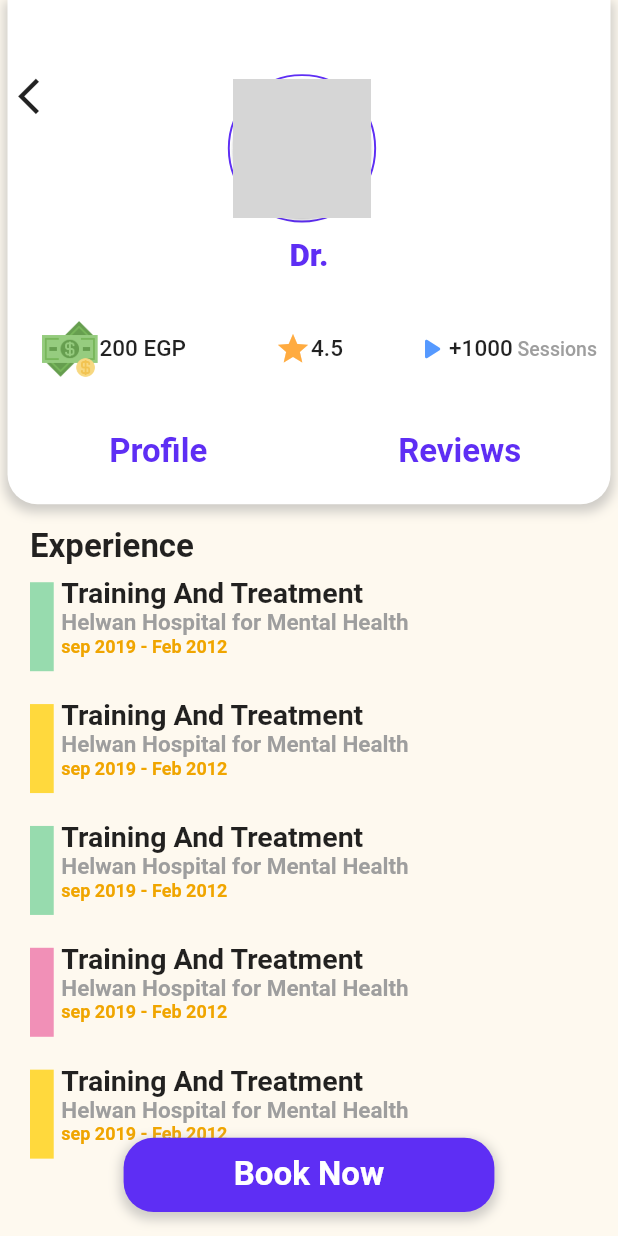
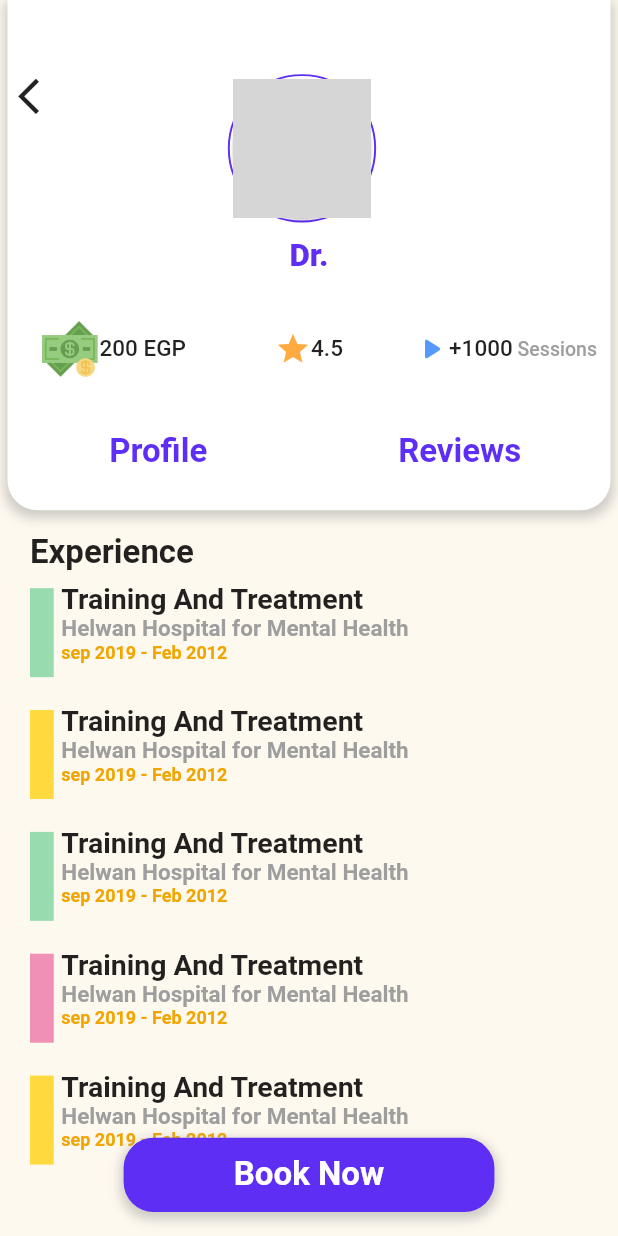
Before and after one commit to ibrahim-atef/psychology, a Flutter app: the DoctorProfileViewForPatient screen opened directly with empty values, on a phone screen of 412 x 824 dp. Run offline on Flutter 3.47's test engine with Material 2 defaults, Android fonts, the phone set to English and light mode, and no system bars; our stand-ins replace animated_text_kit, cloud_firestore, firebase_auth, firebase_core, firebase_storage, get and 5 more; accounts and stored records are empty; network calls fail; project files that could hold a hidden picture were left out; grey boxes are pictures that could not be loaded.

Commit message:
splash and files

```diff
--- a/lib/view/screens/patient_screens/doctor_profile_view_for_patient.dart
+++ b/lib/view/screens/patient_screens/doctor_profile_view_for_patient.dart
@@ -30,7 +30,7 @@ class DoctorProfileViewForPatient extends StatelessWidget {
               crossAxisAlignment: CrossAxisAlignment.center,
               children: [
                 Container(
-                  height: SizeConfig.defaultSize! * 17,
+                  height: SizeConfig.defaultSize! * 17.2,
                   decoration: buildBoxDecoration(),
                   child: Column(
                     children: [
@@ -78,7 +78,7 @@ class DoctorProfileViewForPatient extends StatelessWidget {
                     return SizedBox(
                         width: SizeConfig.screenWidth,
                         height: (SizeConfig.screenHeight! -
-                            SizeConfig.defaultSize! * 17),
+                            SizeConfig.defaultSize! * 17.2),
                         child: TabBarView(children: controller.tabScreens));
                   },
                 )
```
Also changed, not shown: lib/view/screens/patient_screens/home_screen.dart (+24 -16 lines), lib/view/widgets/patient_screens_widgets/home_widgets/more_thera_Grid_view_widget.dart (+5 -8 lines).
